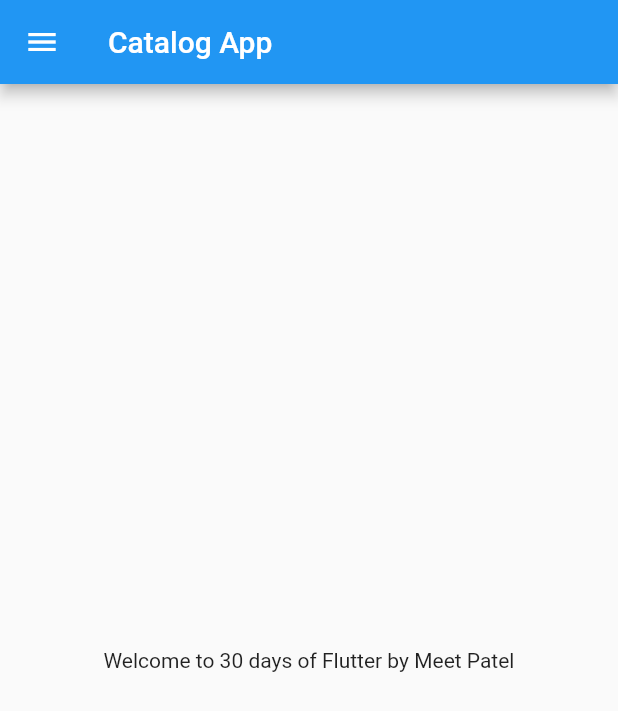
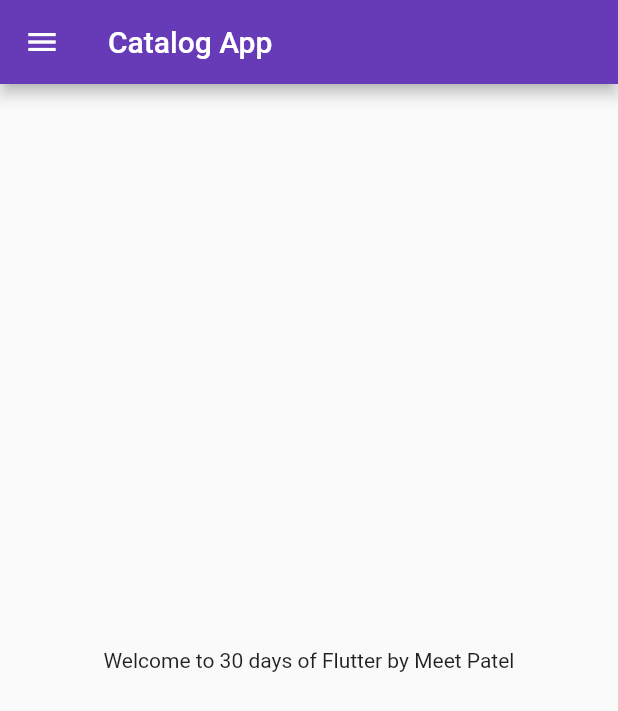
Before and after one commit to Meetpatel-09/learning-flutter, a Flutter app: the screen it shows after launch, on a phone screen of 412 x 824 dp. Shown: the top 711 px of the screen. Run offline on Flutter 3.47's test engine with Material 2 defaults, Android fonts, the phone set to English and light mode, and no system bars.

Commit message:
day3completed

```diff
--- a/lib/main.dart
+++ b/lib/main.dart
@@ -1,26 +1,27 @@
 import 'package:flutter/material.dart';
 
-import 'home_page.dart';
+import 'pages/home_page.dart';
+import 'pages/login_page.dart';
 
 void main() {
-  runApp(MyApp());
+  runApp(const MyApp());
 }
 
 class MyApp extends StatelessWidget {
+  const MyApp({Key? key}) : super(key: key);
+
   @override
   Widget build(BuildContext context) {
-    // int days = 30;
-    // String name = "Meet";
-    // double pie = 3.14;
-    // bool isMale = true;
-    // num temp = 30.5;
-
-    // var day = "Saterday";
-
-    // const pi = 3.14;
-
     return MaterialApp(
-      home: HomePage(),
+      themeMode: ThemeMode.light,
+      theme: ThemeData(primarySwatch: Colors.deepPurple),
+      darkTheme: ThemeData(brightness: Brightness.dark),
+      initialRoute: "/home",
+      routes: {
+        "/": (context) => const LoginPage(),
+        "/home": (context) => HomePage(),
+        "/login": (context) => LoginPage(),
+      },
     );
   }
 }
--- a/lib/home_page.dart
+++ b/lib/pages/home_page.dart
@@ -10,7 +10,7 @@ class HomePage extends StatelessWidget {
   Widget build(BuildContext context) {
     return Scaffold(
       appBar: AppBar(
-        title: Text("Catalog App"),
+        title: const Text("Catalog App"),
       ),
       body: Center(
         child: Container(
```
Also changed, not shown: lib/pages/login_page.dart (added, +18 -0 lines), 1 other file.
